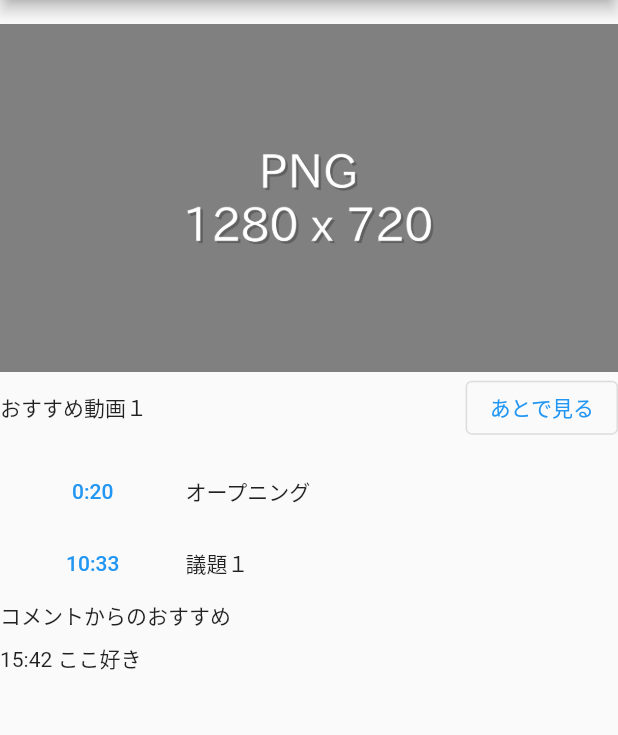
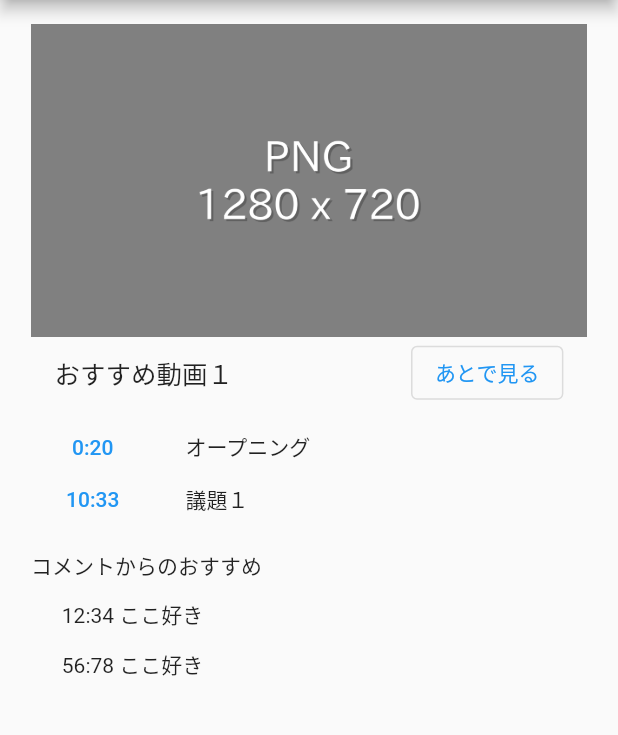
Before and after one commit to K-Hayashi884/Practice-of-Information-Systems-2nd-frontend, a Flutter app: the screen it shows after launch, after a tap on "おすすめ動画１", on a phone screen of 412 x 824 dp, the part 84-819 px from its top. Run offline on Flutter 3.47's test engine with Material 2 defaults, Android fonts, the phone set to English and light mode, and no system bars.

Commit message:
indexページの作成

```diff
--- a/youtube_txt/lib/index.dart
+++ b/youtube_txt/lib/index.dart
@@ -8,7 +8,6 @@ class IndexPage extends StatelessWidget {
   Widget build(BuildContext context) {
     final video = ModalRoute.of(context)!.settings.arguments as Video;
     final deviceWidth = MediaQuery.of(context).size.width;
-    final deviceHeight = MediaQuery.of(context).size.height;
 
     final List<Widget> thumbnailItems = [
       Padding(
@@ -17,29 +16,39 @@ class IndexPage extends StatelessWidget {
             width: deviceWidth * 0.8,
             child: Center(
                 child: video.image != null
-                    ? video.image!
+                    ? SizedBox(width: deviceWidth * 0.9, child: video.image!)
                     : Image.asset("images/dummy_thumbnail.png"))),
       ),
       Padding(
         padding: const EdgeInsets.only(bottom: 8.0),
         child: SizedBox(
-          width: deviceWidth * 0.8,
+          width: deviceWidth * 0.9,
           child: Row(
-            mainAxisAlignment: MainAxisAlignment.spaceBetween,
+            mainAxisAlignment: MainAxisAlignment.spaceAround,
+            mainAxisSize: MainAxisSize.min,
             children: [
-              Text(video.title),
+              SizedBox(
+                  width: deviceWidth * 0.4,
+                  child: Text(
+                    video.title,
+                    style: const TextStyle(
+                        fontSize: 17, fontWeight: FontWeight.w500),
+                    overflow: TextOverflow.ellipsis,
+                  )),
               OutlinedButton(onPressed: () {}, child: const Text("あとで見る")),
             ],
           ),
         ),
       ),
     ];
+
     final List<Widget> indicesList = [];
     if (video.indices != null) {
       for (Map<String, String> indice in video.indices!) {
         indicesList.add(Row(children: [
           SizedBox(
             width: deviceWidth * 0.3,
+            height: 35,
             child: TextButton(
               onPressed: () {},
               child: Text(indice["timestamp"]!),
@@ -51,26 +60,44 @@ class IndexPage extends StatelessWidget {
           )
         ]));
       }
+      indicesList.add(const SizedBox(
+        height: 16,
+      ));
     }
+
     final List<Widget> commentsList = [];
     if (video.comments != null) {
       commentsList.add(
-        Padding(
-          padding: const EdgeInsets.only(bottom: 8.0),
-          child: SizedBox(
-              width: deviceWidth * 0.85, child: const Text("コメントからのおすすめ")),
+        Container(
+          width: deviceWidth,
+          alignment: Alignment.center,
+          child: Container(
+              padding: const EdgeInsets.only(bottom: 12),
+              width: deviceWidth * 0.9,
+              child: const Text("コメントからのおすすめ")),
         ),
       );
       for (String comment in video.comments!) {
-        commentsList.add(SizedBox(
-          width: deviceWidth * 0.9,
-          child: Text(
-            comment,
-            textAlign: TextAlign.start,
+        commentsList.add(Container(
+          padding: const EdgeInsets.only(bottom: 12),
+          width: deviceWidth,
+          alignment: Alignment.center,
+          child: Flexible(
+            child: SizedBox(
+              width: deviceWidth * 0.8,
+              child: Text(
+                comment,
+                textAlign: TextAlign.start,
+              ),
+            ),
           ),
         ));
       }
+      commentsList.add(const SizedBox(
+        height: 12,
+      ));
     }
+
     return Scaffold(
       appBar: AppBar(title: const Text("Youtube.txt")),
       body: CustomScrollView(
--- a/youtube_txt/lib/top.dart
+++ b/youtube_txt/lib/top.dart
@@ -35,7 +35,7 @@ class TopPage extends StatelessWidget {
                   {"timestamp": "0:20", "headline": "オープニング"},
                   {"timestamp": "10:33", "headline": "議題１"},
                 ],
-                comments: ["15:42 ここ好き"],
+                comments: ["12:34 ここ好き", "56:78 ここ好き"],
               )),
               VideoListTile(Video(
                 url: "www.google.com",
```
Also changed, not shown: youtube_txt/lib/func/search_timestamp.dart (added, +29 -0 lines).
